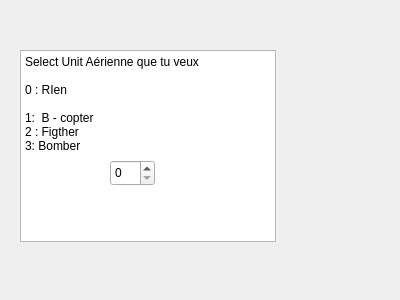
Old version of the form dialogbuyair.ui in the repository karamandrew/Arnianletricozor.
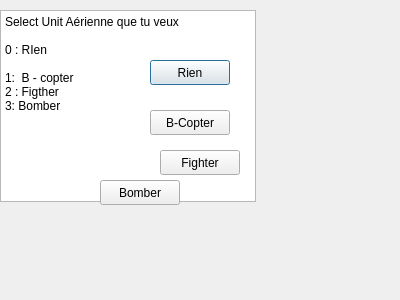
New version of the form.

Diff of the .ui file:
```diff
--- a/dialogbuyair.ui
+++ b/dialogbuyair.ui
@@ -16,8 +16,8 @@
   <widget class="QTextBrowser" name="textBrowser">
    <property name="geometry">
     <rect>
-     <x>20</x>
-     <y>50</y>
+     <x>0</x>
+     <y>10</y>
      <width>256</width>
      <height>192</height>
     </rect>
@@ -36,14 +36,56 @@
 &lt;p style=&quot; margin-top:0px; margin-bottom:0px; margin-left:0px; margin-right:0px; -qt-block-indent:0; text-indent:0px;&quot;&gt;3: Bomber&lt;/p&gt;&lt;/body&gt;&lt;/html&gt;</string>
    </property>
   </widget>
-  <widget class="QSpinBox" name="spinBox">
+  <widget class="QPushButton" name="pushButton">
    <property name="geometry">
     <rect>
-     <x>110</x>
-     <y>160</y>
-     <width>45</width>
-     <height>26</height>
+     <x>150</x>
+     <y>60</y>
+     <width>80</width>
+     <height>25</height>
     </rect>
+   </property>
+   <property name="text">
+    <string>Rien</string>
+   </property>
+  </widget>
+  <widget class="QPushButton" name="pushButton_2">
+   <property name="geometry">
+    <rect>
+     <x>150</x>
+     <y>110</y>
+     <width>80</width>
+     <height>25</height>
+    </rect>
+   </property>
+   <property name="text">
+    <string>B-Copter</string>
+   </property>
+  </widget>
+  <widget class="QPushButton" name="pushButton_3">
+   <property name="geometry">
+    <rect>
+     <x>160</x>
+     <y>150</y>
+     <width>80</width>
+     <height>25</height>
+    </rect>
+   </property>
+   <property name="text">
+    <string>Fighter</string>
+   </property>
+  </widget>
+  <widget class="QPushButton" name="pushButton_4">
+   <property name="geometry">
+    <rect>
+     <x>100</x>
+     <y>180</y>
+     <width>80</width>
+     <height>25</height>
+    </rect>
+   </property>
+   <property name="text">
+    <string>Bomber</string>
    </property>
   </widget>
  </widget>
```
